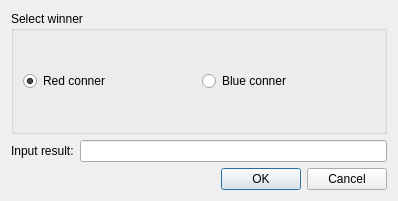
BarsukAlexey/xelarogi, file PointFighting/dialogdisq.ui: the form before one commit.
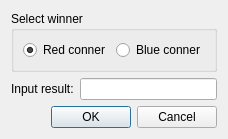
The form after the commit.

```diff
--- a/PointFighting/dialogdisq.ui
+++ b/PointFighting/dialogdisq.ui
@@ -6,8 +6,8 @@
    <rect>
     <x>0</x>
     <y>0</y>
-    <width>398</width>
-    <height>201</height>
+    <width>201</width>
+    <height>125</height>
    </rect>
   </property>
   <property name="windowTitle">
```
